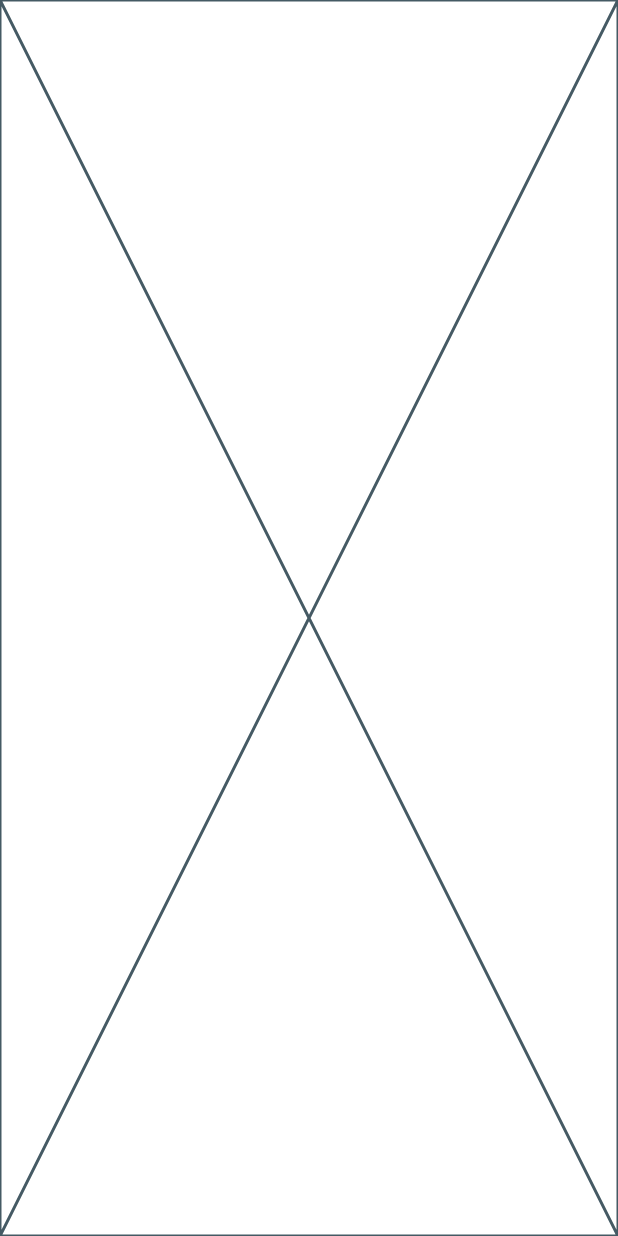
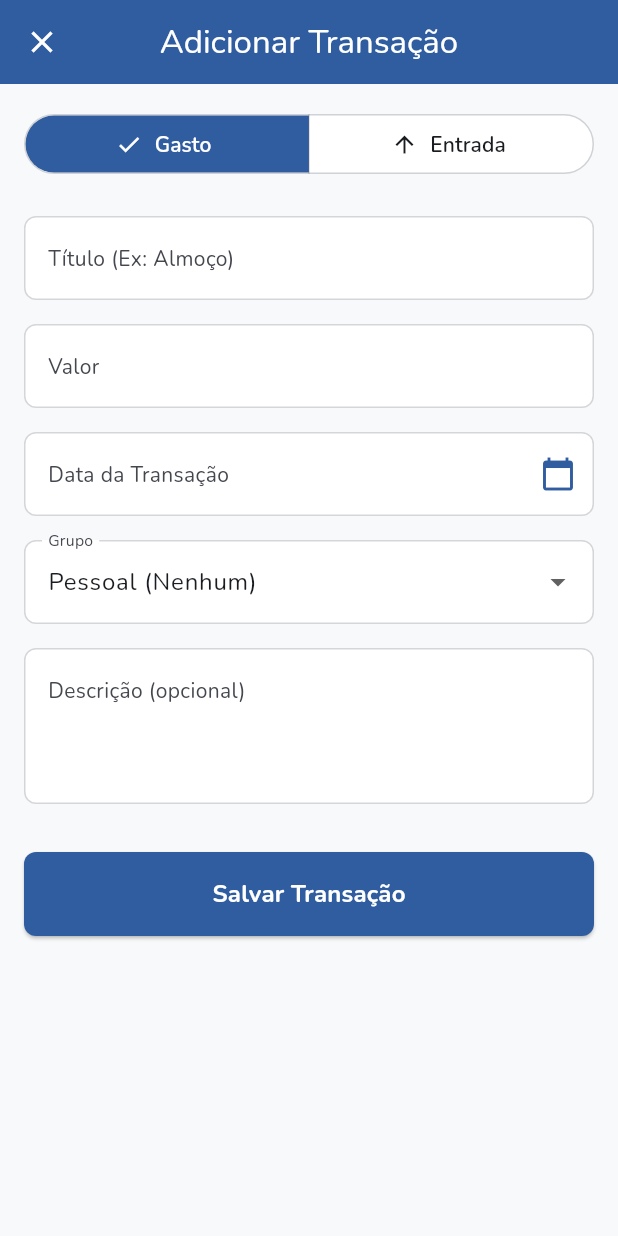
Before and after one commit to Vinicius-b-oliveira/sincro-app, a Flutter app: the HomeView screen opened by its route, after a tap on "Ocultar", after a tap on "Mostrar", after a tap on "Adicionar novo gasto", on a phone screen of 412 x 824 dp. Run offline on Flutter 3.47's test engine with Material 3 defaults, Android fonts, the phone set to English and light mode, and no system bars; our stand-ins replace fl_chart, flutter_hooks, go_router, google_fonts, hooks_riverpod, riverpod_annotation; generated files the repository leaves out were written again.

Commit message:
feat(Transaction): Cria tela para adicionar transação

```diff
--- a/lib/core/routing/app_router.dart
+++ b/lib/core/routing/app_router.dart
@@ -7,6 +7,7 @@ import 'package:sincro/features/auth/presentation/view/login_view.dart';
 import 'package:sincro/features/auth/presentation/view/signup_view.dart';
 import 'package:sincro/features/home/presentation/view/home_view.dart';
 import 'package:sincro/features/profile/presentation/profile_view.dart';
+import 'package:sincro/features/transactions/presentation/view/add_transaction_view.dart';
 import 'package:sincro/features/transactions/presentation/view/history_view.dart';
 
 part 'app_router.g.dart';
@@ -36,7 +37,12 @@ GoRouter goRouter(Ref ref) {
       GoRoute(
         path: AppRoutes.addTransaction,
         name: AppRoutes.addTransaction,
-        builder: (context, state) => const Placeholder(),
+        pageBuilder: (context, state) {
+          return const MaterialPage(
+            child: AddTransactionView(),
+            fullscreenDialog: true,
+          );
+        },
       ),
 
       ShellRoute(
--- /dev/null
+++ b/lib/features/transactions/presentation/view/add_transaction_view.dart
@@ -0,0 +1,333 @@
+import 'package:flutter/material.dart';
+import 'package:flutter_hooks/flutter_hooks.dart';
+import 'package:hooks_riverpod/hooks_riverpod.dart';
+
+enum TransactionType { income, expense }
+
+class AddTransactionView extends HookConsumerWidget {
+  const AddTransactionView({super.key});
+
+  @override
+  Widget build(BuildContext context, WidgetRef ref) {
+    final titleController = useTextEditingController();
+    final descriptionController = useTextEditingController();
+    final amountController = useTextEditingController();
+    final dateController = useTextEditingController();
+
+    final transactionType = useState(TransactionType.expense);
+
+    final selectedGroup = useState<String?>(null);
+
+    final theme = Theme.of(context);
+    final colorScheme = theme.colorScheme;
+    final textTheme = theme.textTheme;
+
+    return Scaffold(
+      appBar: AppBar(
+        title: const Text('Adicionar Transação'),
+      ),
+      body: SingleChildScrollView(
+        padding: const EdgeInsets.all(16.0),
+        child: Column(
+          crossAxisAlignment: CrossAxisAlignment.stretch,
+          children: [
+            SegmentedButton<TransactionType>(
+              style: SegmentedButton.styleFrom(
+                backgroundColor: colorScheme.surface,
+                foregroundColor: colorScheme.onSurface,
+                selectedBackgroundColor: colorScheme.primary,
+                selectedForegroundColor: colorScheme.onPrimary,
+                side: BorderSide(
+                  color: colorScheme.outline.withValues(alpha: 0.3),
+                ),
+                textStyle: textTheme.labelLarge?.copyWith(
+                  fontWeight: FontWeight.w600,
+                ),
+              ),
+              segments: [
+                ButtonSegment(
+                  value: TransactionType.expense,
+                  label: Text(
+                    'Gasto',
+                    style: TextStyle(
+                      color: transactionType.value == TransactionType.expense
+                          ? colorScheme.onPrimary
+                          : colorScheme.onSurface,
+                      fontWeight: FontWeight.w600,
+                    ),
+                  ),
+                  icon: Icon(
+                    Icons.arrow_downward,
+                    color: transactionType.value == TransactionType.expense
+                        ? colorScheme.onPrimary
+                        : colorScheme.onSurface,
+                  ),
+                ),
+                ButtonSegment(
+                  value: TransactionType.income,
+                  label: Text(
+                    'Entrada',
+                    style: TextStyle(
+                      color: transactionType.value == TransactionType.income
+                          ? colorScheme.onPrimary
+                          : colorScheme.onSurface,
+                      fontWeight: FontWeight.w600,
+                    ),
+                  ),
+                  icon: Icon(
+                    Icons.arrow_upward,
+                    color: transactionType.value == TransactionType.income
+                        ? colorScheme.onPrimary
+                        : colorScheme.onSurface,
+                  ),
+                ),
+              ],
+              selected: {transactionType.value},
+              onSelectionChanged: (newSelection) {
+                transactionType.value = newSelection.first;
+              },
+            ),
+            const SizedBox(height: 24),
+
+            // Campo de Título
+            TextFormField(
+              controller: titleController,
+              style: textTheme.bodyLarge,
+              decoration: InputDecoration(
+                labelText: 'Título (Ex: Almoço)',
+                labelStyle: textTheme.bodyMedium?.copyWith(
+                  color: colorScheme.onSurfaceVariant,
+                ),
+                filled: true,
+                fillColor: colorScheme.surface,
+                border: OutlineInputBorder(
+                  borderRadius: BorderRadius.circular(8.0),
+                  borderSide: BorderSide(
+                    color: colorScheme.outline.withValues(alpha: 0.3),
+                    width: 1,
+                  ),
+                ),
+                enabledBorder: OutlineInputBorder(
+                  borderRadius: BorderRadius.circular(8.0),
+                  borderSide: BorderSide(
+                    color: colorScheme.outline.withValues(alpha: 0.3),
+                    width: 1,
+                  ),
+                ),
+                focusedBorder: OutlineInputBorder(
+                  borderRadius: BorderRadius.circular(8.0),
+                  borderSide: BorderSide(color: colorScheme.primary, width: 2),
+                ),
+              ),
+            ),
+            const SizedBox(height: 16),
+
+            TextFormField(
+              controller: amountController,
+              keyboardType: const TextInputType.numberWithOptions(
+                decimal: true,
+              ),
+              style: textTheme.bodyLarge?.copyWith(
+                fontWeight: FontWeight.w600,
+              ),
+              decoration: InputDecoration(
+                labelText: 'Valor',
+                labelStyle: textTheme.bodyMedium?.copyWith(
+                  color: colorScheme.onSurfaceVariant,
+                ),
+                prefixText: 'R\$ ',
+                prefixStyle: textTheme.bodyLarge?.copyWith(
+                  color: colorScheme.primary,
+                  fontWeight: FontWeight.bold,
+                ),
+                filled: true,
+                fillColor: colorScheme.surface,
+                border: OutlineInputBorder(
+                  borderRadius: BorderRadius.circular(8.0),
+                  borderSide: BorderSide(
+                    color: colorScheme.outline.withValues(alpha: 0.3),
+                    width: 1,
+                  ),
+                ),
+                enabledBorder: OutlineInputBorder(
+                  borderRadius: BorderRadius.circular(8.0),
+                  borderSide: BorderSide(
+                    color: colorScheme.outline.withValues(alpha: 0.3),
+                    width: 1,
+                  ),
+                ),
+                focusedBorder: OutlineInputBorder(
+                  borderRadius: BorderRadius.circular(8.0),
+                  borderSide: BorderSide(color: colorScheme.primary, width: 2),
+                ),
+              ),
+            ),
+            const SizedBox(height: 16),
+
+            TextFormField(
+              controller: dateController,
+              readOnly: true,
+              style: textTheme.bodyLarge,
+              decoration: InputDecoration(
+                labelText: 'Data da Transação',
+                labelStyle: textTheme.bodyMedium?.copyWith(
+                  color: colorScheme.onSurfaceVariant,
+                ),
+                suffixIcon: Icon(
+                  Icons.calendar_today,
+                  color: colorScheme.primary,
+                ),
+                filled: true,
+                fillColor: colorScheme.surface,
+                border: OutlineInputBorder(
+                  borderRadius: BorderRadius.circular(8.0),
+                  borderSide: BorderSide(
+                    color: colorScheme.outline.withValues(alpha: 0.3),
+                    width: 1,
+                  ),
+                ),
+                enabledBorder: OutlineInputBorder(
+                  borderRadius: BorderRadius.circular(8.0),
+                  borderSide: BorderSide(
+                    color: colorScheme.outline.withValues(alpha: 0.3),
+                    width: 1,
+                  ),
+                ),
+                focusedBorder: OutlineInputBorder(
+                  borderRadius: BorderRadius.circular(8.0),
+                  borderSide: BorderSide(color: colorScheme.primary, width: 2),
+                ),
+              ),
+              onTap: () async {
+                final pickedDate = await showDatePicker(
+                  context: context,
+                  initialDate: DateTime.now(),
+                  firstDate: DateTime(2020),
+                  lastDate: DateTime.now().add(const Duration(days: 365)),
+                );
+                if (pickedDate != null) {
+                  // TODO: Formatar a data (ex: com 'intl' package)
+                  dateController.text = pickedDate.toString().split(' ')[0];
+                }
+              },
+            ),
+            const SizedBox(height: 16),
+
+            DropdownButtonFormField<String>(
+              initialValue: selectedGroup.value,
+              hint: Text(
+                'Grupo (opcional)',
+                style: textTheme.bodyMedium?.copyWith(
+                  color: colorScheme.onSurfaceVariant,
+                ),
+              ),
+              style: textTheme.bodyLarge,
+              decoration: InputDecoration(
+                labelText: 'Grupo',
+                labelStyle: textTheme.bodyMedium?.copyWith(
+                  color: colorScheme.onSurfaceVariant,
+                ),
+                filled: true,
+                fillColor: colorScheme.surface,
+                border: OutlineInputBorder(
+                  borderRadius: BorderRadius.circular(8.0),
+                  borderSide: BorderSide(
+                    color: colorScheme.outline.withValues(alpha: 0.3),
+                    width: 1,
+                  ),
+                ),
+                enabledBorder: OutlineInputBorder(
+                  borderRadius: BorderRadius.circular(8.0),
+                  borderSide: BorderSide(
+                    color: colorScheme.outline.withValues(alpha: 0.3),
+                    width: 1,
+                  ),
+                ),
+                focusedBorder: OutlineInputBorder(
+                  borderRadius: BorderRadius.circular(8.0),
+                  borderSide: BorderSide(color: colorScheme.primary, width: 2),
+                ),
+              ),
+              dropdownColor: colorScheme.surface,
+              items: const [
+                DropdownMenuItem(
+                  value: null,
+                  child: Text('Pessoal (Nenhum)'),
+                ),
+                DropdownMenuItem(
+                  value: 'grupo1',
+                  child: Text('Ap. 101'),
+                ),
+                DropdownMenuItem(
+                  value: 'grupo2',
+                  child: Text('Viagem FDS'),
+                ),
+              ],
+              onChanged: (value) {
+                selectedGroup.value = value;
+              },
+            ),
+            const SizedBox(height: 16),
+
+            TextFormField(
+              controller: descriptionController,
+              maxLines: 3,
+              style: textTheme.bodyLarge,
+              decoration: InputDecoration(
+                labelText: 'Descrição (opcional)',
+                labelStyle: textTheme.bodyMedium?.copyWith(
+                  color: colorScheme.onSurfaceVariant,
+                ),
+                alignLabelWithHint: true,
+                filled: true,
+                fillColor: colorScheme.surface,
+                border: OutlineInputBorder(
+                  borderRadius: BorderRadius.circular(8.0),
+                  borderSide: BorderSide(
+                    color: colorScheme.outline.withValues(alpha: 0.3),
+                    width: 1,
+                  ),
+                ),
+                enabledBorder: OutlineInputBorder(
+                  borderRadius: BorderRadius.circular(8.0),
+                  borderSide: BorderSide(
+                    color: colorScheme.outline.withValues(alpha: 0.3),
+                    width: 1,
+                  ),
+                ),
+                focusedBorder: OutlineInputBorder(
+                  borderRadius: BorderRadius.circular(8.0),
+                  borderSide: BorderSide(color: colorScheme.primary, width: 2),
+                ),
+              ),
+            ),
+            const SizedBox(height: 32),
+
+            // Botão Salvar
+            ElevatedButton(
+              onPressed: () {
+                // TODO: Chamar ViewModel para salvar
+                Navigator.of(context).pop();
+              },
+              style: ElevatedButton.styleFrom(
+                backgroundColor: colorScheme.primary,
+                foregroundColor: colorScheme.onPrimary,
+                padding: const EdgeInsets.symmetric(vertical: 16),
+                shape: RoundedRectangleBorder(
+                  borderRadius: BorderRadius.circular(8),
+                ),
+              ),
+              child: Text(
+                'Salvar Transação',
+                style: textTheme.titleMedium?.copyWith(
+                  fontWeight: FontWeight.bold,
+                  color: colorScheme.onPrimary,
+                ),
+              ),
+            ),
+          ],
+        ),
+      ),
+    );
+  }
+}
```
